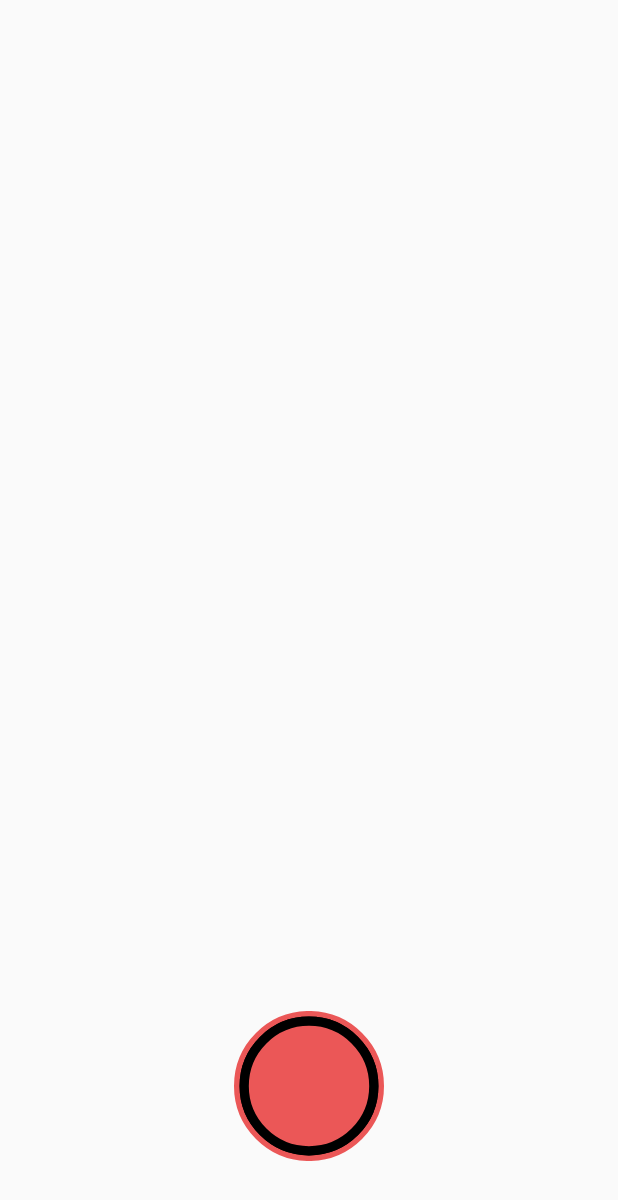
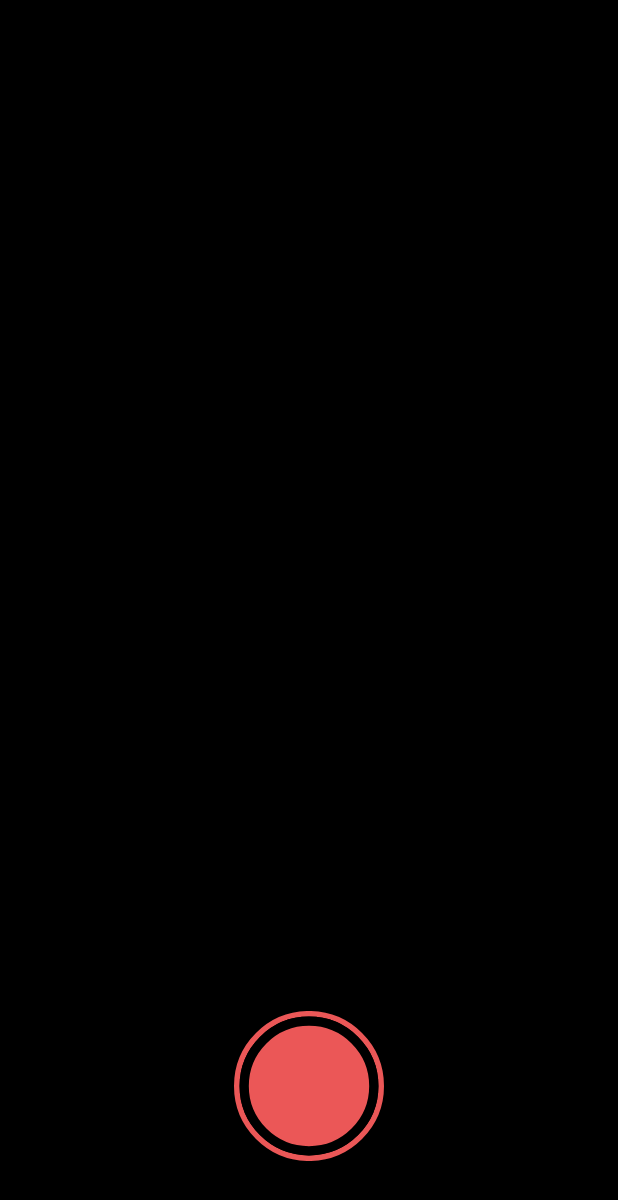
Before and after one commit to oazeemi/TrashCache, an Android app: the layout activity_camera.xml on its own in the app's theme, with its tools: preview values and no code run, on a phone screen of 412 x 824 dp. Shown: the top 1200 px of the screen. Run offline under Robolectric (Android 15) with nearby library versions, the phone set to English and light mode, and no system bars; network calls fail.

Commit message:
Camera Preview UI update

```diff
--- a/app/src/main/res/layout/activity_camera.xml
+++ b/app/src/main/res/layout/activity_camera.xml
@@ -2,6 +2,7 @@
 <LinearLayout xmlns:android="http://schemas.android.com/apk/res/android"
     xmlns:app="http://schemas.android.com/apk/res-auto"
     android:orientation="vertical"
+    android:background="@color/black"
     android:layout_width="fill_parent"
     android:layout_height="fill_parent">
 
@@ -9,8 +10,16 @@
         android:id="@+id/camera_preview"
         android:layout_width="fill_parent"
         android:layout_height="fill_parent"
-        android:layout_weight="1"
-        />
+        android:layout_weight="1" />
+
+    <TextView
+        android:layout_marginTop="16dp"
+        android:id="@+id/item_detected"
+        android:layout_width="match_parent"
+        android:layout_height="wrap_content"
+        android:gravity="center"
+        android:textColor="@color/white"
+        android:textAppearance="@style/TextAppearance.MaterialComponents.Headline4"/>
 
     <ImageButton
         android:id="@+id/button_capture"
--- a/app/src/main/res/layout/activity_main.xml
+++ b/app/src/main/res/layout/activity_main.xml
@@ -26,8 +26,4 @@ tools:context=".MainActivity">
         android:text="Hello"/>
 
 </android.support.design.widget.AppBarLayout>
-
-
-
-
 </android.support.design.widget.CoordinatorLayout>
--- a/app/src/main/res/values/colors.xml
+++ b/app/src/main/res/values/colors.xml
@@ -10,4 +10,6 @@
     <color name="colorAccent">#3a3a3a</color>
     <color name="shape_border_active">#eff0f1</color>
     <color name="black_semi">#24000000</color>
+    <color name="black">#000000</color>
+    <color name="white">#FFFFFF</color>
 </resources>
```
Also changed, not shown: app/src/main/java/edu/uw/oazeemi/trashcache/CameraActivity.kt (+4 -5 lines), app/src/main/res/layout/activity_choice.xml (+1 -9 lines).
